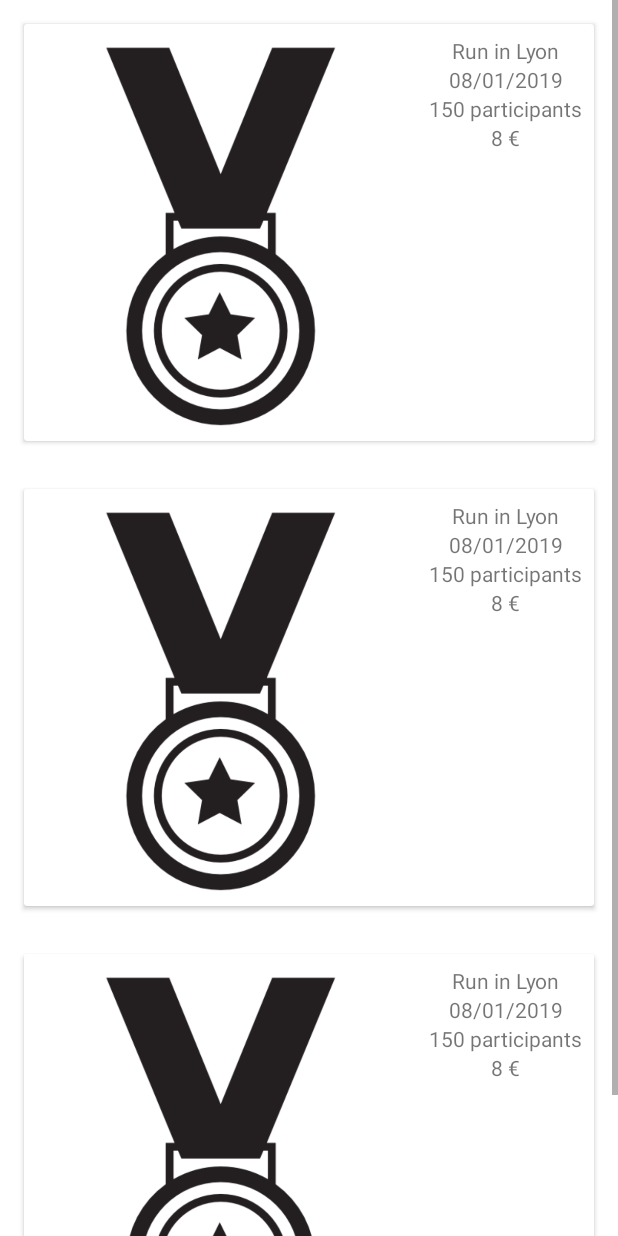
After one commit to Poulpaz/ASLyon1, an Android app: the layout fragment_offer.xml on its own in the app's theme, with its tools: preview values and no code run, on a phone screen of 412 x 824 dp. The commit adds this screen. Run offline under Robolectric (Android 15) with nearby library versions, the phone set to English and light mode, and no system bars.

Commit message:
[FEAT] create template offer

```diff
--- a/app/src/main/java/com/aslyon/lpiem/aslyon1/ui/fragment/FixtureFragment.kt
+++ b/app/src/main/java/com/aslyon/lpiem/aslyon1/ui/fragment/OfferFragment.kt
@@ -6,16 +6,16 @@ import android.view.View
 import android.view.ViewGroup
 import com.aslyon.lpiem.aslyon1.R
 
-class FixtureFragment : BaseFragment() {
+class OfferFragment : BaseFragment() {
 
     companion object {
-        const val TAG = "FIXTUREFRAGMENT"
-        fun newInstance(): FixtureFragment = FixtureFragment()
+        const val TAG = "OFFERFRAGMENT"
+        fun newInstance(): OfferFragment = OfferFragment()
     }
 
     override fun onCreateView(inflater: LayoutInflater, container: ViewGroup?,
                               savedInstanceState: Bundle?): View? {
-        return inflater.inflate(R.layout.fragment_fixture, container, false)
+        return inflater.inflate(R.layout.fragment_offer, container, false)
     }
 
     override fun onViewCreated(view: View, savedInstanceState: Bundle?) {
--- a/app/src/main/java/com/aslyon/lpiem/aslyon1/ui/fragment/ShopFragment.kt
+++ b/app/src/main/java/com/aslyon/lpiem/aslyon1/ui/fragment/ShopFragment.kt
@@ -6,7 +6,6 @@ import android.view.View
 import android.view.ViewGroup
 import com.aslyon.lpiem.aslyon1.R
 import com.aslyon.lpiem.aslyon1.adapter.ProfileViewPagerAdapter
-import kotlinx.android.synthetic.main.fragment_profile.*
 import kotlinx.android.synthetic.main.fragment_shop.*
 
 class ShopFragment : BaseFragment() {
@@ -35,7 +34,7 @@ class ShopFragment : BaseFragment() {
         val adapter = ProfileViewPagerAdapter(childFragmentManager)
 
         adapter.addFragment(SalesFragment.newInstance(), getString(R.string.ti_sales_shop_fragment))
-        adapter.addFragment(FixtureFragment.newInstance(), getString(R.string.ti_fixtures_shop_fragment))
+        adapter.addFragment(OfferFragment.newInstance(), getString(R.string.ti_offer_shop_fragment))
         vp_shop_fragment.adapter = adapter
         tl_shop_fragment.setupWithViewPager(vp_shop_fragment)
     }
--- a/app/src/main/res/layout/fragment_fixture.xml
+++ /dev/null
@@ -1,6 +0,0 @@
-<?xml version="1.0" encoding="utf-8"?>
-<LinearLayout xmlns:android="http://schemas.android.com/apk/res/android"
-    android:orientation="vertical" android:layout_width="match_parent"
-    android:layout_height="match_parent">
-
-</LinearLayout>
--- /dev/null
+++ b/app/src/main/res/layout/fragment_offer.xml
@@ -0,0 +1,20 @@
+<?xml version="1.0" encoding="utf-8"?>
+<androidx.constraintlayout.widget.ConstraintLayout xmlns:android="http://schemas.android.com/apk/res/android"
+    android:orientation="vertical" android:layout_width="match_parent"
+    android:layout_height="match_parent"
+    xmlns:app="http://schemas.android.com/apk/res-auto"
+    xmlns:tools="http://schemas.android.com/tools">
+
+    <androidx.recyclerview.widget.RecyclerView
+        android:id="@+id/rv_offer_fragment"
+        android:layout_width="0dp"
+        android:layout_height="0dp"
+        app:layoutManager="androidx.recyclerview.widget.LinearLayoutManager"
+        android:scrollbars="vertical"
+        app:layout_constraintBottom_toBottomOf="parent"
+        app:layout_constraintEnd_toEndOf="parent"
+        app:layout_constraintStart_toStartOf="parent"
+        app:layout_constraintTop_toTopOf="parent"
+        tools:listitem="@layout/offer_fixture"/>
+
+</androidx.constraintlayout.widget.ConstraintLayout>
--- a/app/src/main/res/layout/fragment_shop.xml
+++ b/app/src/main/res/layout/fragment_shop.xml
@@ -20,10 +20,10 @@
             android:text="@string/ti_sales_shop_fragment" />
 
         <com.google.android.material.tabs.TabItem
-            android:id="@+id/ti_fixtures_shop_fragment"
+            android:id="@+id/ti_offer_shop_fragment"
             android:layout_width="wrap_content"
             android:layout_height="wrap_content"
-            android:text="@string/ti_fixtures_shop_fragment" />
+            android:text="@string/ti_offer_shop_fragment" />
 
     </com.google.android.material.tabs.TabLayout>
 
--- /dev/null
+++ b/app/src/main/res/layout/offer_fixture.xml
@@ -0,0 +1,62 @@
+<?xml version="1.0" encoding="utf-8"?>
+<androidx.cardview.widget.CardView xmlns:android="http://schemas.android.com/apk/res/android"
+    xmlns:app="http://schemas.android.com/apk/res-auto"
+    android:layout_width="match_parent"
+    android:layout_height="wrap_content"
+    android:layout_margin="16dp"
+    android:orientation="vertical">
+
+    <androidx.constraintlayout.widget.ConstraintLayout
+        android:layout_width="match_parent"
+        android:layout_height="wrap_content"
+        android:padding="8dp">
+
+        <ImageView
+            android:id="@+id/iv_image_item_offer"
+            android:layout_width="0dp"
+            android:layout_height="0dp"
+            android:src="@drawable/ic_medal"
+            app:layout_constraintBottom_toBottomOf="parent"
+            app:layout_constraintDimensionRatio="1:1"
+            app:layout_constraintStart_toStartOf="parent"
+            app:layout_constraintTop_toTopOf="parent" />
+
+        <TextView
+            android:id="@+id/tv_title_item_offer"
+            android:layout_width="wrap_content"
+            android:layout_height="wrap_content"
+            android:text="Run in Lyon"
+            app:layout_constraintEnd_toEndOf="parent"
+            app:layout_constraintStart_toEndOf="@id/iv_image_item_offer"
+            app:layout_constraintTop_toTopOf="parent" />
+
+        <TextView
+            android:id="@+id/tv_date_item_offer"
+            android:layout_width="wrap_content"
+            android:layout_height="wrap_content"
+            android:text="08/01/2019"
+            app:layout_constraintEnd_toEndOf="parent"
+            app:layout_constraintStart_toEndOf="@id/iv_image_item_offer"
+            app:layout_constraintTop_toBottomOf="@id/tv_title_item_offer" />
+
+        <TextView
+            android:id="@+id/tv_number_team_item_offer"
+            android:layout_width="wrap_content"
+            android:layout_height="wrap_content"
+            android:text="150 participants"
+            app:layout_constraintEnd_toEndOf="parent"
+            app:layout_constraintStart_toEndOf="@id/iv_image_item_offer"
+            app:layout_constraintTop_toBottomOf="@id/tv_date_item_offer" />
+
+        <TextView
+            android:id="@+id/tv_price_item_offer"
+            android:layout_width="wrap_content"
+            android:layout_height="wrap_content"
+            android:text="8 €"
+            app:layout_constraintEnd_toEndOf="parent"
+            app:layout_constraintStart_toEndOf="@id/iv_image_item_offer"
+            app:layout_constraintTop_toBottomOf="@id/tv_number_team_item_offer" />
+
+    </androidx.constraintlayout.widget.ConstraintLayout>
+
+</androidx.cardview.widget.CardView>
--- a/app/src/main/res/values/strings.xml
+++ b/app/src/main/res/values/strings.xml
@@ -27,8 +27,6 @@
 
     <!-- Shop Fragment -->
     <string name="ti_sales_shop_fragment">Boutique</string>
-    <string name="ti_fixtures_shop_fragment">Promotions match</string>
-    <string name="ti_sales_shop_activity">Boutique</string>
-    <string name="ti_fixtures_shop_activity">Promotions Matchs</string>
+    <string name="ti_offer_shop_fragment">Offres</string>
 
 </resources>
```
Also changed, not shown: app/src/main/res/drawable/ic_medal.png (added).
